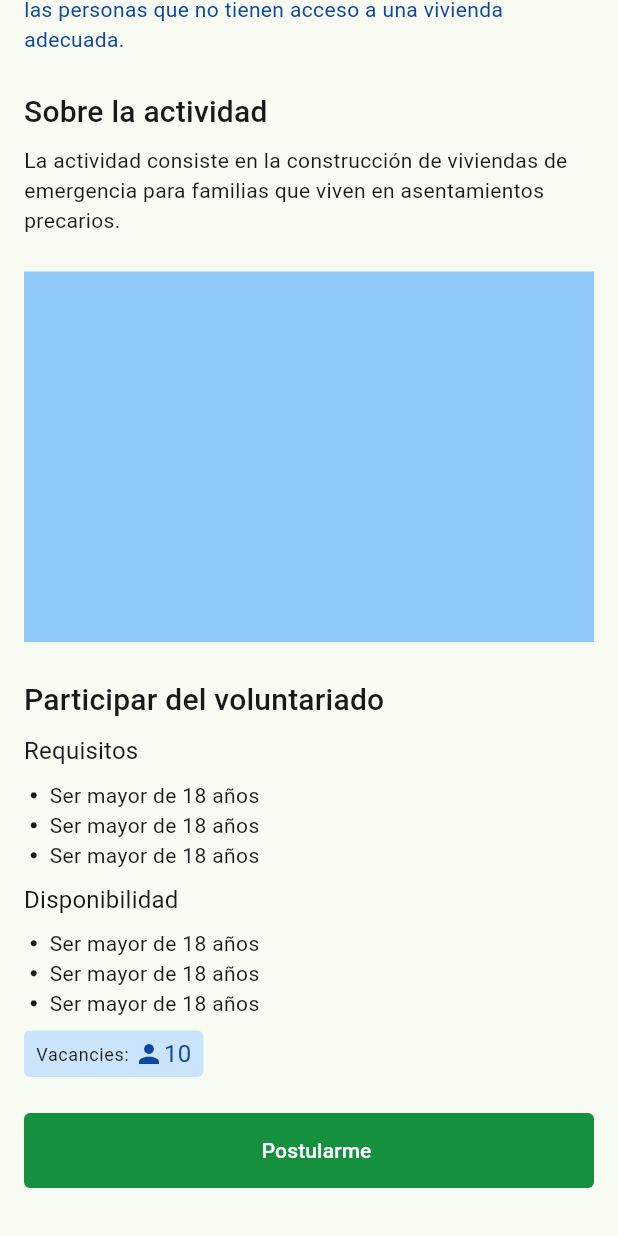
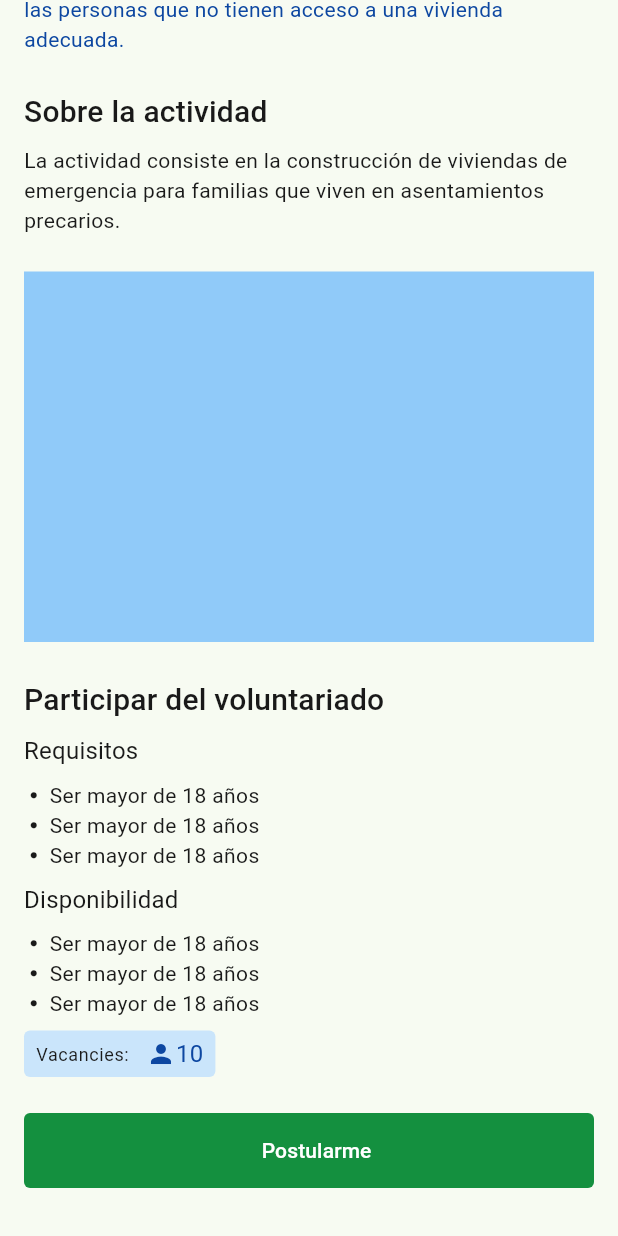
Before and after one commit to AgustinNaso/SerManos-TPE, a Flutter app: the VolunteeringScreen screen opened directly, scrolled down 375 dp, on a phone screen of 412 x 824 dp. Run offline on Flutter 3.47's test engine with Material 2 defaults, Android fonts, the phone set to English and light mode, and no system bars; our stand-ins replace cloud_firestore, firebase_auth, firebase_core, firebase_storage, flutter_form_builder, flutter_hooks and 5 more; accounts and stored records are empty; generated files the repository leaves out were written again; network calls fail.

Commit message:
fix: layout

```diff
--- a/ser_manos/lib/config/molecules/buttons/login_button.dart
+++ b/ser_manos/lib/config/molecules/buttons/login_button.dart
@@ -23,7 +23,7 @@ class LoginButton extends ConsumerWidget {
         });
   }
 
-  _attendRegisterProvider( BuildContext context, WidgetRef ref) {
+  _attendRegisterProvider(BuildContext context, WidgetRef ref) {
     final loginStateProvider = ref.watch(loginControllerProvider);
 
     if (loginStateProvider == LoginStates.success.name) {
@@ -40,7 +40,5 @@ class LoginButton extends ConsumerWidget {
     if (email != null && password != null) {
       ref.read(loginControllerProvider.notifier).login(email, password);
     }
-
-
   }
 }
--- a/ser_manos/lib/config/molecules/vacancies/vacancies.dart
+++ b/ser_manos/lib/config/molecules/vacancies/vacancies.dart
@@ -27,7 +27,8 @@ class Vacancies extends StatelessWidget {
         children: <Widget>[
           Text(AppLocalizations.of(context)!.vacancies,
               style:
-                  SermanosTypography.body02(color: SermanosColors.neutral100)),
+                  const SermanosTypography.body02(color: SermanosColors.neutral100)),
+          const SizedBox(width: 8),
           SermanosIcons.person(
               status: hasVacancy
                   ? SermanosIconStatus.activatedSecondary
--- a/ser_manos/lib/screens/postulate/postulate_screen.dart
+++ b/ser_manos/lib/screens/postulate/postulate_screen.dart
@@ -27,7 +27,6 @@ class PostulateScreen extends ConsumerWidget {
                 .toLowerCase()
                 .contains(searchQuery.toLowerCase()))
             .toList();
-
         return Container(
             padding: const EdgeInsets.fromLTRB(16, 0, 16, 8),
             color: SermanosColors.secondary10,
@@ -42,13 +41,13 @@ class PostulateScreen extends ConsumerWidget {
                       onChange: (query) =>
                           ref.read(searchQueryProvider.notifier).state = query),
                   const SizedBox(
-                    height: 24,
+                    height: 32,
                   ),
                   Text(AppLocalizations.of(context)!.volunteersTitle,
                       style: const SermanosTypography.headline01(
                           color: SermanosColors.neutral100)),
                   const SizedBox(
-                    height: 16,
+                    height: 24,
                   ),
                   filteredVolunteerings.isNotEmpty
                       ? Expanded(
```
Also changed, not shown: ser_manos/lib/config/cellules/volunteering_card.dart (+8 -4 lines), ser_manos/lib/config/molecules/buttons/register_button.dart (+1 -7 lines).
